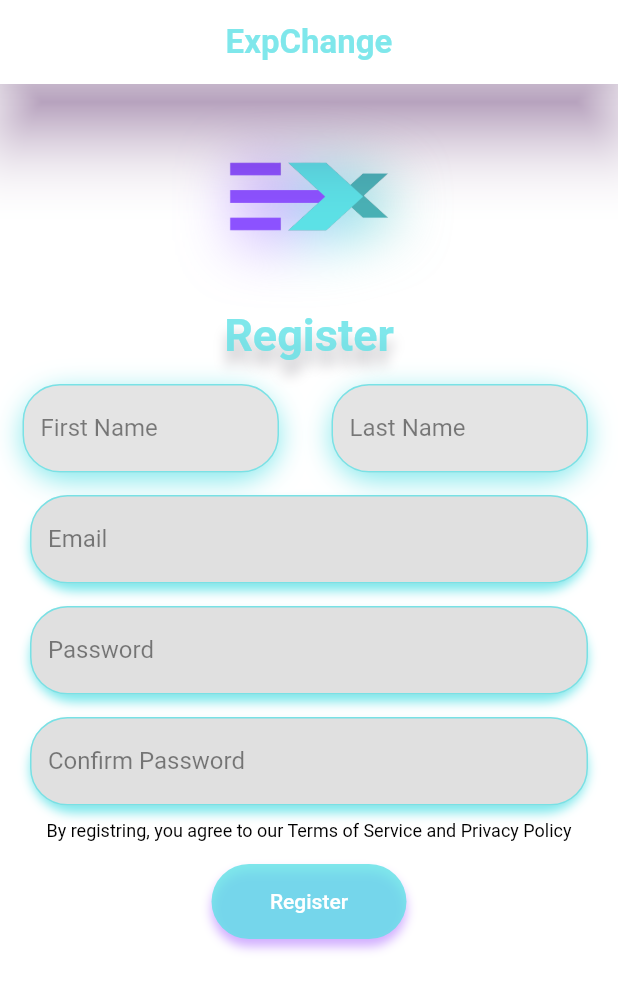
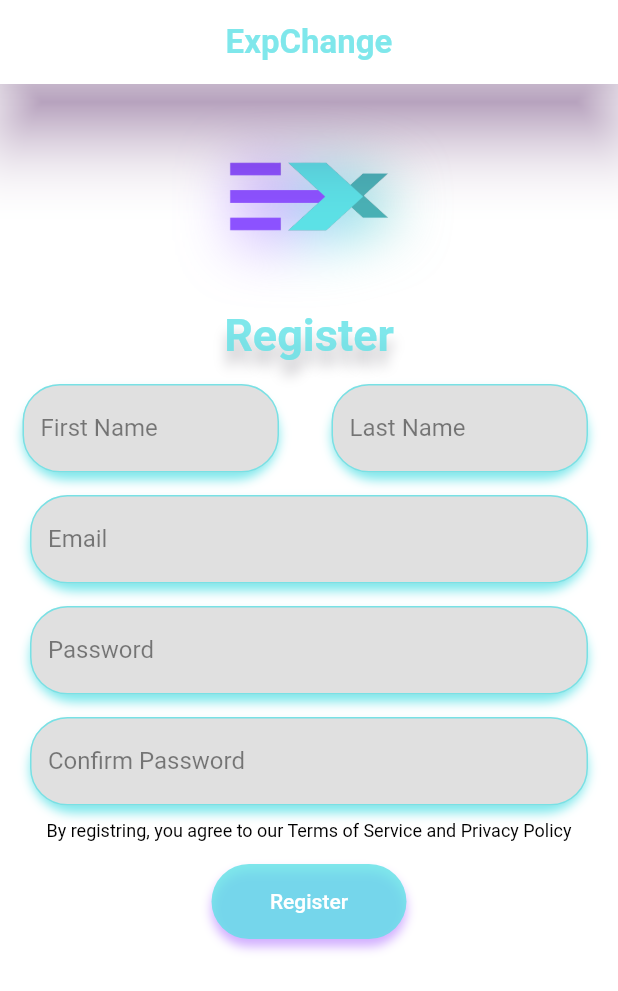
Before and after one commit to MaythamGhaly/exchange-app, a Flutter app: the Register screen opened directly, on a phone screen of 412 x 824 dp. Shown: the top 991 px of the screen. Run offline on Flutter 3.47's test engine with Material 2 defaults, Android fonts, the phone set to English and light mode, and no system bars; drawn by our look-alikes of drop_shadow_image; our stand-ins replace carousel_slider, shared_preferences; accounts and stored records are empty.

Commit message:
frontend: fix small text field with theme

```diff
--- a/frontend/lib/screens/components/smallTextField.dart
+++ b/frontend/lib/screens/components/smallTextField.dart
@@ -11,7 +11,7 @@ class SmallTextForm {
         boxShadow: [
           const BoxShadow(
             color: Color.fromARGB(200, 92, 225, 230),
-            blurRadius: 15,
+            blurRadius: 5,
             offset: Offset(0, 5),
           ),
         ],
@@ -25,7 +25,7 @@ class SmallTextForm {
                     width: 1, color: Color.fromARGB(200, 92, 225, 230)),
               ),
               filled: true,
-              fillColor: const Color.fromARGB(255, 228, 228, 228),
+              fillColor: const Color.fromARGB(255, 224, 224, 224),
               labelText: labelText,
               hintText: hintText,
               hintStyle: const TextStyle(
```
